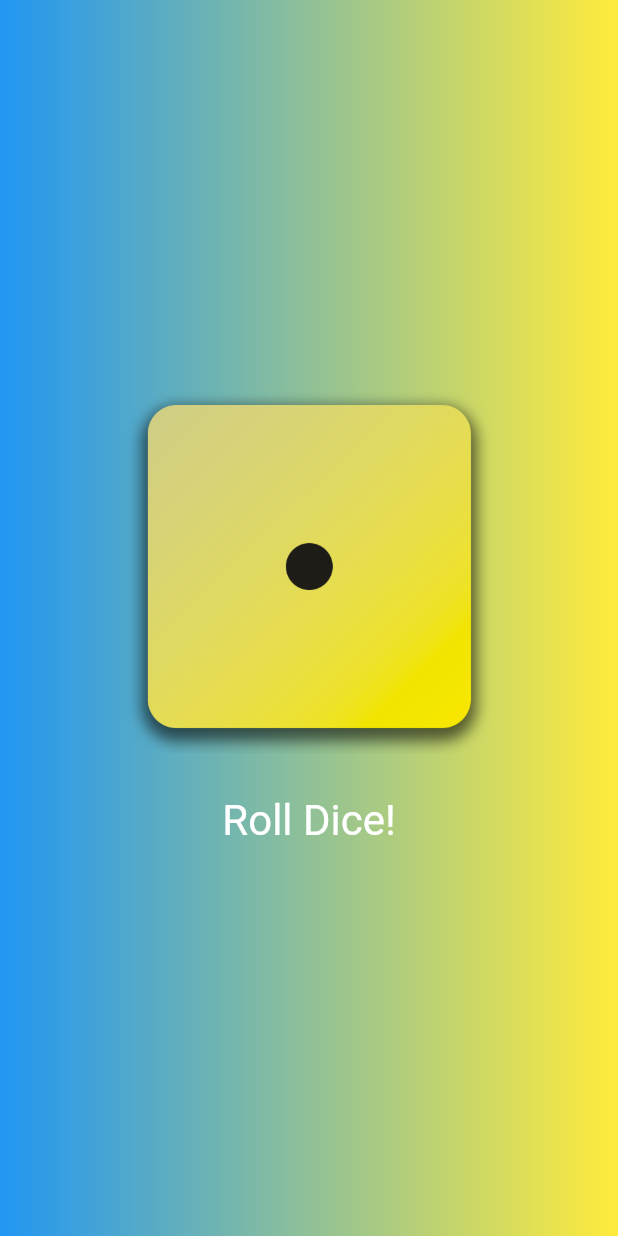
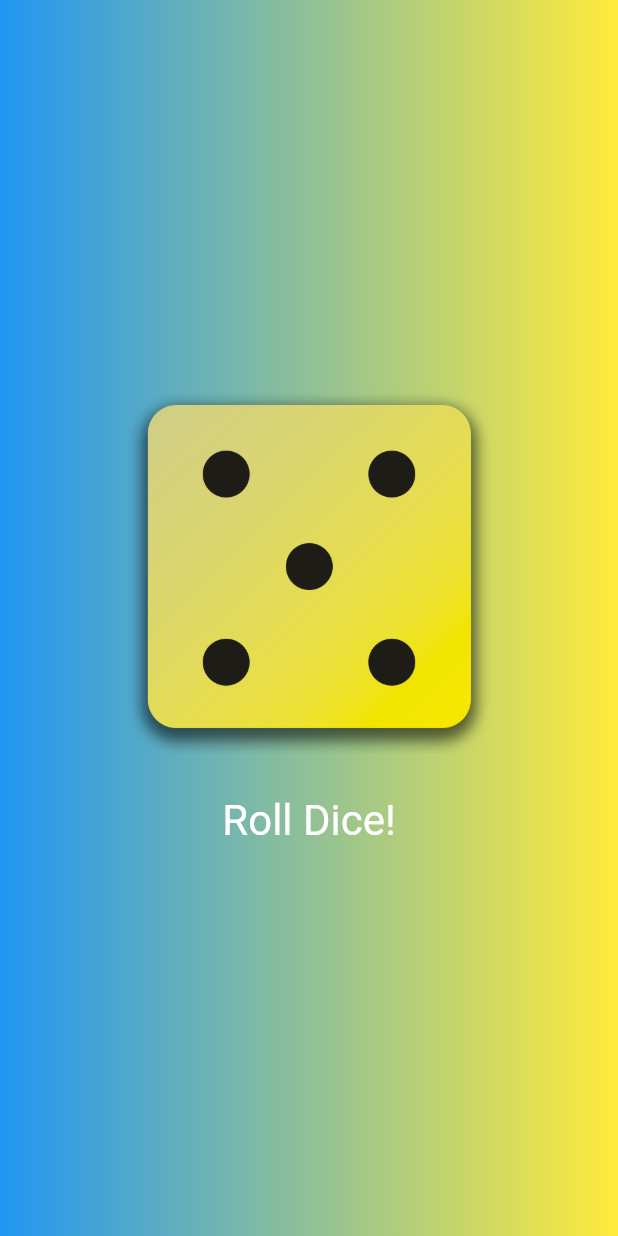
Before and after one commit to EMPirATe/cricket-scorebook, a Flutter app: the screen it shows after launch, after a tap on "Roll Dice!", on a phone screen of 412 x 824 dp. Run offline on Flutter 3.47's test engine with Material 2 defaults, Android fonts, the phone set to English and light mode, and no system bars.

Commit message:
chore: final demo app

```diff
--- a/lib/dice_roller.dart
+++ b/lib/dice_roller.dart
@@ -1,4 +1,7 @@
+import 'dart:math';
 import 'package:flutter/material.dart';
+
+final randomizer = Random();
 
 class DiceRoller extends StatefulWidget {
   const DiceRoller({super.key});
@@ -10,12 +13,12 @@
 }
 
 class _DiceRollerState extends State<DiceRoller> {
-  var activeDiceFace = 'assets/images/dice-6.png';
+  var currentDiceRoll = 6;
 
   void rollDice() {
     setState(
       () {
-        activeDiceFace = 'assets/images/dice-1.png';
+        currentDiceRoll = randomizer.nextInt(6) + 1;
       },
     );
   }
@@ -26,7 +29,7 @@
       mainAxisSize: MainAxisSize.min,
       children: [
         Image.asset(
-          activeDiceFace,
+          'assets/images/dice-$currentDiceRoll.png',
           width: 250,
         ),
         const SizedBox(
```
